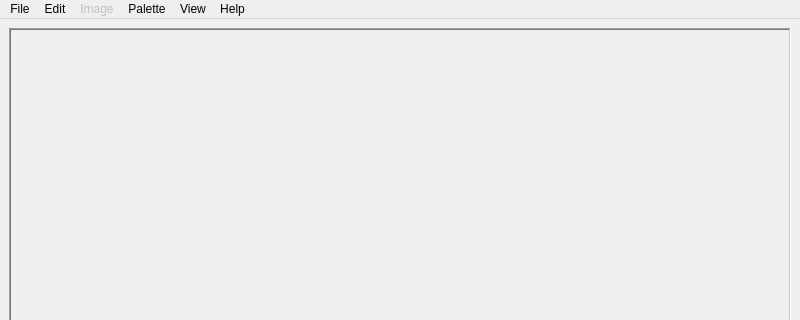
The window that mainwindow.ui (LoxoSoftware/IndexBourne) describes before a commit, drawn with Qt 5; both pictures show x 0 to 800 and y 0 to 320 of the 800 by 600 pixel window.
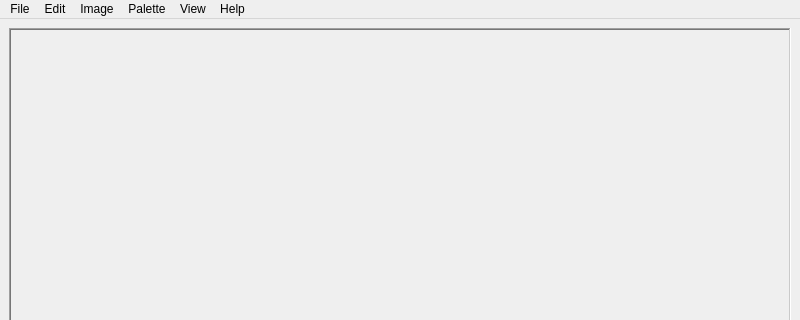
The same window after the commit. Icons and pictures are not drawn.

What changed in the file:
```diff
--- a/mainwindow.ui
+++ b/mainwindow.ui
@@ -80,7 +80,7 @@
    </widget>
    <widget class="QMenu" name="menuImage">
     <property name="enabled">
-     <bool>false</bool>
+     <bool>true</bool>
     </property>
     <property name="toolTip">
      <string>Coming soon</string>
```
Left out of the diff: 24 changed lines with no effect on the pictures.
